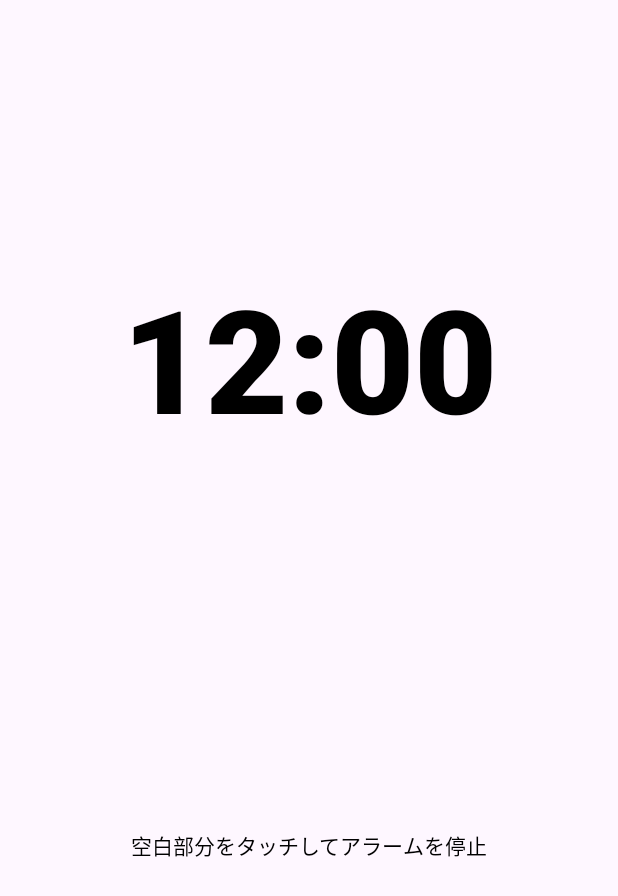
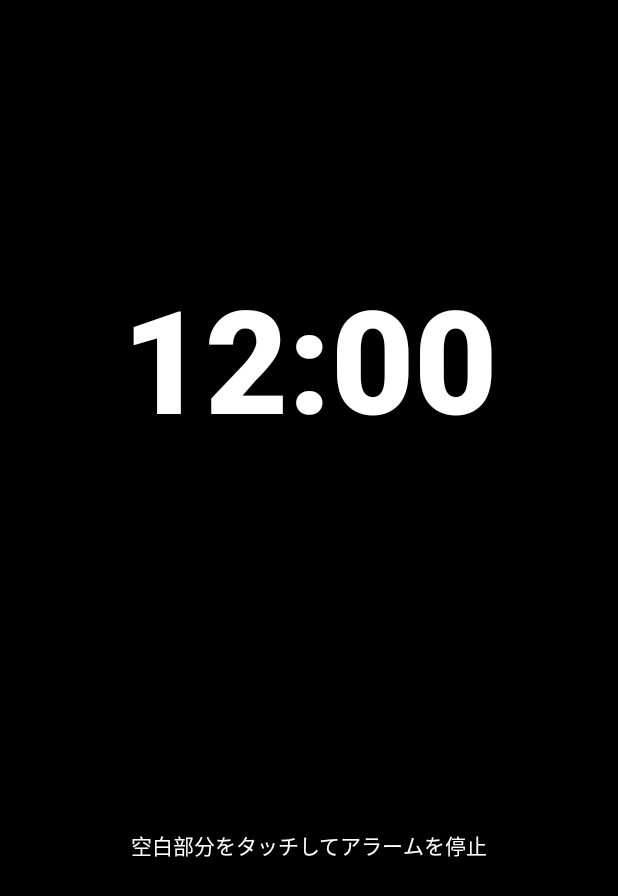
Before and after one commit to aster-i-s-k/Location_Alarm, an Android app: the layout ringing_alarm.xml on its own in the app's theme, with its tools: preview values and no code run, on a phone screen of 412 x 824 dp. Shown: the top 896 px of the screen. Run offline under Robolectric (Android 15) with nearby library versions, the phone set to English and light mode, and no system bars.

Commit message:
bug fixed ver.1.2

```diff
--- a/app/src/main/java/com/example/mytest3/Main_Activity.java
+++ b/app/src/main/java/com/example/mytest3/Main_Activity.java
@@ -281,8 +281,10 @@ public class Main_Activity extends AppCompatActivity{
 
     //アラーム追加ボタン
     public void click_add(View view){
-        dialogFragment = new AlarmSettingFragment();
-        dialogFragment.show(getSupportFragmentManager(),"dialog");
+        if(getSupportFragmentManager().findFragmentByTag("dialog")==null) {
+            dialogFragment = new AlarmSettingFragment();
+            dialogFragment.show(getSupportFragmentManager(), "dialog");
+        }
     }
 
     //アラーム追加
--- a/app/src/main/res/layout/ringing_alarm.xml
+++ b/app/src/main/res/layout/ringing_alarm.xml
@@ -3,13 +3,15 @@
     xmlns:app="http://schemas.android.com/apk/res-auto"
     android:id="@+id/BackGround"
     android:layout_width="match_parent"
-    android:layout_height="match_parent">
+    android:layout_height="match_parent"
+    android:background="@color/black">
 
     <TextView
         android:id="@+id/textView3"
         android:layout_width="wrap_content"
         android:layout_height="wrap_content"
         android:text="@string/Alarm_ringing_explain"
+        android:textColor="@color/white"
         android:textSize="14sp"
         app:layout_constraintBottom_toBottomOf="parent"
         app:layout_constraintEnd_toEndOf="parent"
@@ -26,6 +28,7 @@
         android:text="@string/Alarm_setting_defaultTime"
         android:textAlignment="center"
         android:textAllCaps="false"
+        android:textColor="@color/white"
         android:textSize="96sp"
         android:textStyle="bold"
         android:typeface="normal"
```
Also changed, not shown: app/src/main/java/com/example/mytest3/AlarmNotificationActivity.java (+23 -5 lines), app/src/main/java/com/example/mytest3/AlarmSettingFragment.java (+7 -3 lines), app/src/main/java/com/example/mytest3/Main_PagerAdapter.java (+15 -13 lines).
